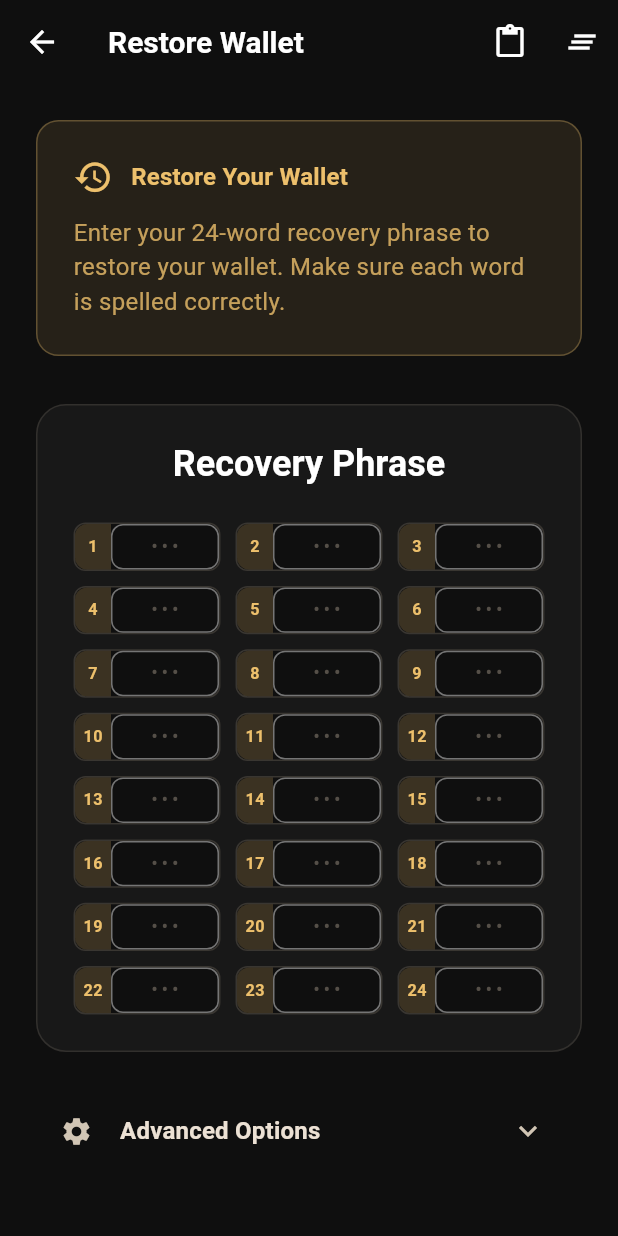
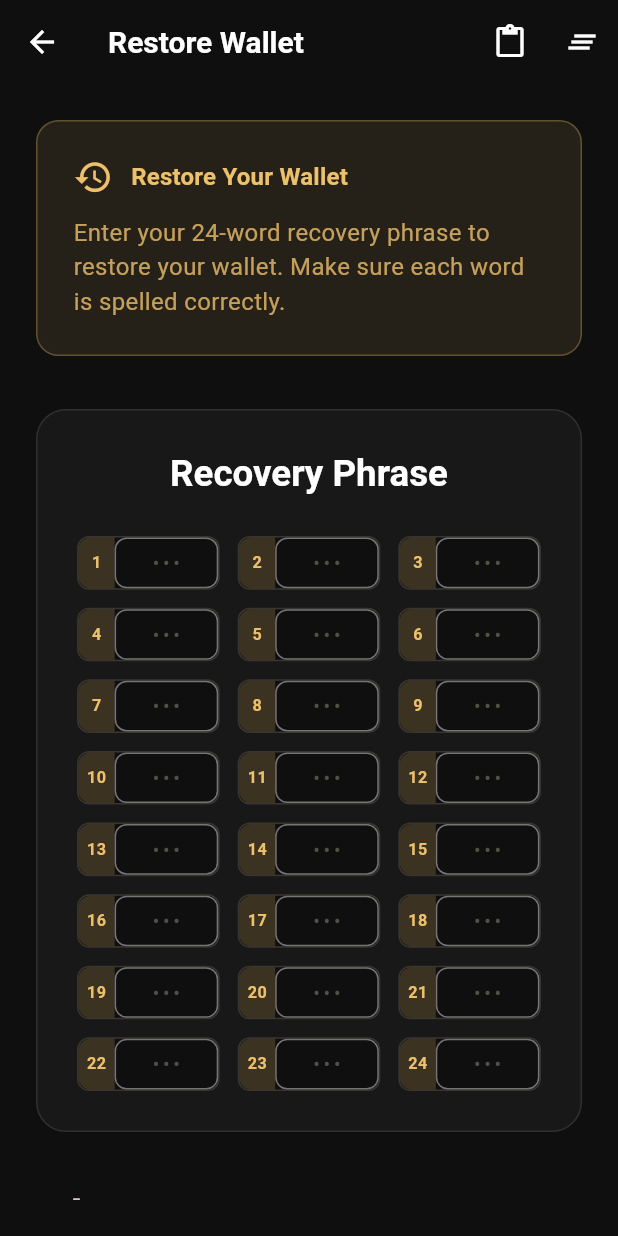
Before and after one commit to z-bitcoinz/BitcoinZ-black-amber, a Flutter app: the RestoreWalletScreen screen opened directly, on a phone screen of 412 x 824 dp. Run offline on Flutter 3.47's test engine with Material 3 defaults, Android fonts, the phone set to English and light mode, and no system bars; our stand-ins replace fl_chart, flutter_secure_storage, image_picker, local_auth, logger and 4 more; missing offline and left inert: bip39, dart:ffi, file_selector, flutter_rust_bridge, mobile_scanner, window_manager; accounts and stored records are empty; network calls fail; project files that could hold a hidden picture were left out.

Commit message:
Android: optimize Restore Wallet layout; fix seed input (remove 3-char auto-advance, allow full words, space-to-next optional); add WalletRestoreSuccessDialog and show after successful restore; minor Android spacing tweaks

```diff
--- a/lib/screens/onboarding/restore_wallet_screen.dart
+++ b/lib/screens/onboarding/restore_wallet_screen.dart
@@ -1,3 +1,4 @@
+import 'dart:io' show Platform;
 import 'package:flutter/material.dart';
 import 'package:flutter/services.dart';
 import 'package:provider/provider.dart';
@@ -5,6 +6,7 @@ import 'package:bip39/bip39.dart' as bip39;
 import '../../providers/wallet_provider.dart';
 import '../../utils/responsive.dart';
 import '../main_screen.dart';
+import '../../widgets/wallet_restore_success_dialog.dart';
 
 class RestoreWalletScreen extends StatefulWidget {
   const RestoreWalletScreen({super.key});
@@ -117,6 +119,17 @@ class _RestoreWalletScreenState extends State<RestoreWalletScreen>
       await walletProvider.restoreWallet(_seedPhrase, birthdayHeight: birthdayHeight);
 
       if (mounted) {
+        // Show success dialog for a cohesive experience
+        await showDialog(
+          context: context,
+          barrierDismissible: false,
+          builder: (ctx) => WalletRestoreSuccessDialog(
+            onClose: () {
+              Navigator.of(ctx).pop();
+            },
+          ),
+        );
+
         // Navigate to main screen
         Navigator.of(context).pushAndRemoveUntil(
           PageRouteBuilder(
@@ -188,6 +201,10 @@ class _RestoreWalletScreenState extends State<RestoreWalletScreen>
 
   @override
   Widget build(BuildContext context) {
+    final bool isAndroid = Platform.isAndroid;
+    final double _spacingFactor = isAndroid ? 1.2 : 1.0;
+    final double _aspectScale = isAndroid ? 0.7 : 0.8; // Taller inputs on Android
+    final double _sectionSpacing = (ResponsiveUtils.isSmallScreen(context) ? 20 : 32) * (isAndroid ? 1.1 : 1.0);
     return Scaffold(
       appBar: AppBar(
         title: const Text('Restore Wallet'),
@@ -259,12 +276,12 @@ class _RestoreWalletScreenState extends State<RestoreWalletScreen>
                     ),
                   ),
 
-                  SizedBox(height: ResponsiveUtils.isSmallScreen(context) ? 20 : 32),
+                  SizedBox(height: _sectionSpacing),
 
                   // Seed Phrase Input
                   Container(
                     width: double.infinity,
-                    padding: EdgeInsets.all(ResponsiveUtils.getHorizontalPadding(context)),
+                    padding: EdgeInsets.all(ResponsiveUtils.getHorizontalPadding(context) * (isAndroid ? 1.1 : 1.0)),
                     decoration: BoxDecoration(
                       color: Theme.of(context).colorScheme.surface,
                       borderRadius: BorderRadius.circular(ResponsiveUtils.getCardBorderRadius(context)),
@@ -278,10 +295,10 @@ class _RestoreWalletScreenState extends State<RestoreWalletScreen>
                           'Recovery Phrase',
                           style: Theme.of(context).textTheme.titleLarge?.copyWith(
                             fontWeight: FontWeight.bold,
-                            fontSize: ResponsiveUtils.getTitleTextSize(context),
+                            fontSize: ResponsiveUtils.getTitleTextSize(context) * (isAndroid ? 1.02 : 1.0),
                           ),
                         ),
-                        SizedBox(height: ResponsiveUtils.isSmallScreen(context) ? 16 : 24),
+                        SizedBox(height: (ResponsiveUtils.isSmallScreen(context) ? 16 : 24) * (isAndroid ? 1.1 : 1.0)),
 
                         // Word input grid
                         GridView.builder(
@@ -289,9 +306,9 @@ class _RestoreWalletScreenState extends State<RestoreWalletScreen>
                           physics: const NeverScrollableScrollPhysics(),
                           gridDelegate: SliverGridDelegateWithFixedCrossAxisCount(
                             crossAxisCount: ResponsiveUtils.getSeedPhraseGridColumns(context),
-                            childAspectRatio: ResponsiveUtils.getSeedPhraseAspectRatio(context) * 0.8, // Slightly taller for input
-                            crossAxisSpacing: ResponsiveUtils.getSeedPhraseSpacing(context),
-                            mainAxisSpacing: ResponsiveUtils.getSeedPhraseSpacing(context),
+                            childAspectRatio: ResponsiveUtils.getSeedPhraseAspectRatio(context) * _aspectScale, // Taller inputs on Android
+                            crossAxisSpacing: ResponsiveUtils.getSeedPhraseSpacing(context) * _spacingFactor,
+                            mainAxisSpacing: ResponsiveUtils.getSeedPhraseSpacing(context) * _spacingFactor,
                           ),
                           itemCount: _wordCount,
                           itemBuilder: (context, index) {
@@ -363,9 +380,9 @@ class _RestoreWalletScreenState extends State<RestoreWalletScreen>
                                           _errorMessage = null;
                                         });
 
-                                        // Auto-advance to next field if word is valid
-                                        if (value.trim().isNotEmpty &&
-                                            value.trim().length >= 3 &&
+                                        // Auto-advance when user types a space after a word (paste/type friendly)
+                                        if (value.isNotEmpty &&
+                                            value.endsWith(' ') &&
                                             index < _wordCount - 1) {
                                           _focusNodes[index + 1].requestFocus();
                                         }
```
Also changed, not shown: lib/widgets/wallet_restore_success_dialog.dart (added, +113 -0 lines).
